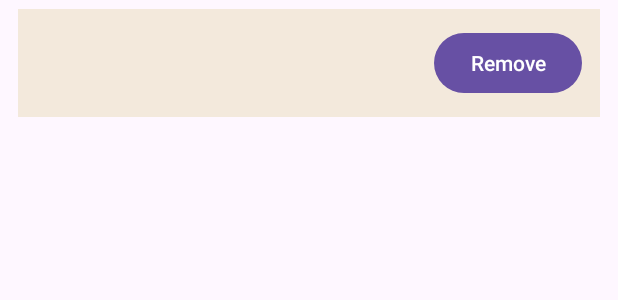
After one commit to pierrelaguerre100/BrewLoop, an Android app: the layout item_cart.xml on its own in the app's theme, with its tools: preview values and no code run, on a phone screen of 412 x 824 dp. The commit adds this screen. Shown: the top 300 px of the screen. Run offline under Robolectric (Android 15) with nearby library versions, the phone set to English and light mode, and no system bars.

Commit message:
Add shared Cart and basic cart screen

```diff
--- a/app/src/main/AndroidManifest.xml
+++ b/app/src/main/AndroidManifest.xml
@@ -25,6 +25,9 @@
             android:name=".MenuActivity"
             android:exported="false" />
         <activity
+            android:name=".CartActivity"
+            android:exported="false" />
+        <activity
             android:name=".RewardsActivity"
             android:exported="false"/>
 
--- /dev/null
+++ b/app/src/main/res/layout/item_cart.xml
@@ -0,0 +1,37 @@
+<?xml version="1.0" encoding="utf-8"?>
+<LinearLayout xmlns:android="http://schemas.android.com/apk/res/android"
+    android:layout_width="match_parent"
+    android:layout_height="wrap_content"
+    android:layout_marginHorizontal="12dp"
+    android:layout_marginVertical="6dp"
+    android:background="#F3E9DC"
+    android:gravity="center_vertical"
+    android:orientation="horizontal"
+    android:padding="12dp">
+
+    <LinearLayout
+        android:layout_width="0dp"
+        android:layout_height="wrap_content"
+        android:layout_weight="1"
+        android:orientation="vertical">
+
+        <TextView
+            android:id="@+id/cartItemName"
+            android:layout_width="wrap_content"
+            android:layout_height="wrap_content"
+            android:textSize="16sp"
+            android:textStyle="bold" />
+
+        <TextView
+            android:id="@+id/cartItemDetails"
+            android:layout_width="wrap_content"
+            android:layout_height="wrap_content"
+            android:textSize="13sp" />
+    </LinearLayout>
+
+    <Button
+        android:id="@+id/cartItemRemove"
+        android:layout_width="wrap_content"
+        android:layout_height="wrap_content"
+        android:text="Remove" />
+</LinearLayout>
```
Also changed, not shown: app/src/main/java/com/doubleshotdevs/brewloop/Cart.java (added, +51 -0 lines), app/src/main/java/com/doubleshotdevs/brewloop/CartActivity.java (added, +76 -0 lines), app/src/main/java/com/doubleshotdevs/brewloop/CartAdapter.java (added, +75 -0 lines), app/src/main/java/com/doubleshotdevs/brewloop/CartItem.java (added, +35 -0 lines), app/src/main/java/com/doubleshotdevs/brewloop/MenuActivity.java (+8 -2 lines), app/src/main/res/layout/activity_cart.xml (added, +36 -0 lines), app/src/main/res/layout/activity_menu.xml (+7 -0 lines).
